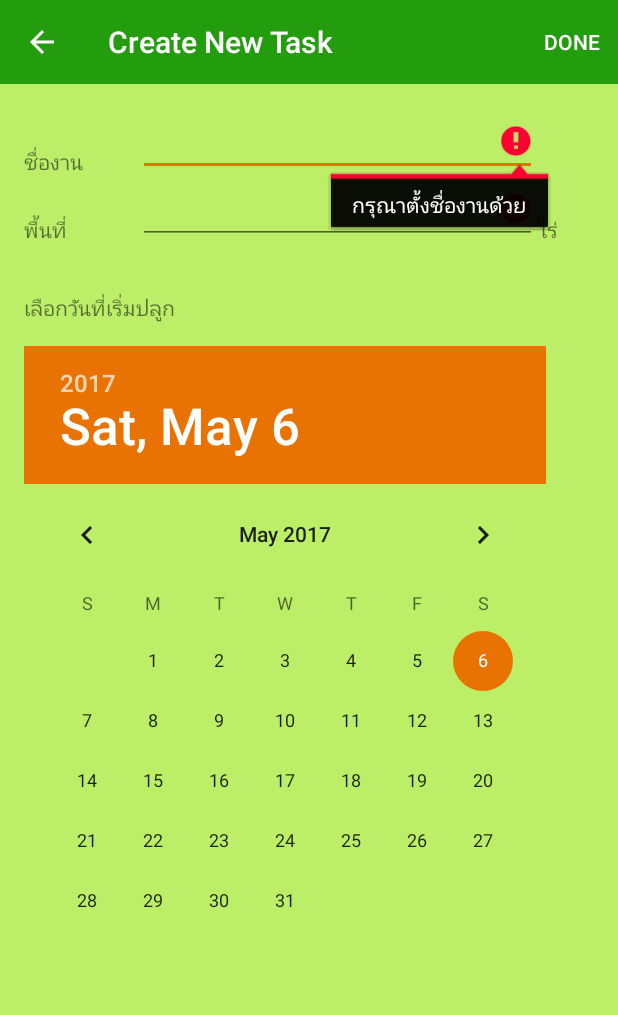
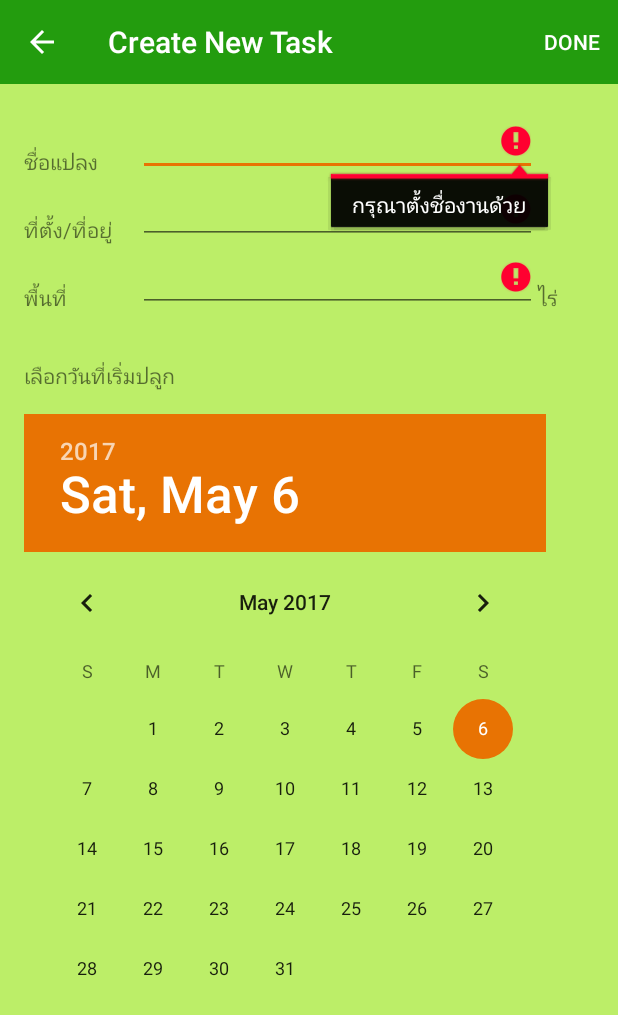
Before and after one commit to bnitelf/FertilizerForLatex, an Android app: the StartActivity screen opened directly, with no data from a screen before it, after a tap on "DONE", on a phone screen of 412 x 824 dp. Shown: the top 1015 px of the screen. Run offline under Robolectric (Android 15) with nearby library versions, the phone set to English and light mode, and no system bars.

Commit message:
location

```diff
--- a/app/src/main/java/com/example/puicbr/fertilizerforlatex/StartActivity.java
+++ b/app/src/main/java/com/example/puicbr/fertilizerforlatex/StartActivity.java
@@ -28,6 +28,7 @@ public class StartActivity extends AppCompatActivity {
 
     private RelativeLayout rootContainer = null;
     private EditText edtName = null;
+    private EditText edtArea02=null;
     private EditText edtArea = null;
     private EditText edtAge = null;
     private EditText edtCount = null;
@@ -49,6 +50,7 @@ public class StartActivity extends AppCompatActivity {
         rootContainer = (RelativeLayout) findViewById(R.id.rootContainer);
 
         edtName = (EditText) findViewById(R.id.edit_name);
+        edtArea02= (EditText)findViewById(R.id.edit_area02);
         edtArea = (EditText) findViewById(R.id.edit_area);
         datePicker_start = (DatePicker) findViewById(R.id.datePicker);
         //edtAge = (EditText) findViewById(R.id.edit_age);
@@ -85,15 +87,16 @@ public class StartActivity extends AppCompatActivity {
             if (edtArea.getText().length() == 0) {
                 edtArea.setError("กรุณาใส่พื้นที่จำนวนไร่ด้วย");
             }
-            //if (edtAge.getText().length() == 0) {
-              //  edtAge.setError("กรุณาใส่อายุต้นยางด้วย");
-            //}
+            if (edtArea02.getText().length() == 0) {
+               edtArea02.setError("กรุณาใส่ที่อยู่ของแปลง");
+            }
             //if (edtCount.getText().length() == 0) {
               //  edtCount.setError("กรุณาใส่จำนวนต้นยางด้วย");
             //}
 
-            if (edtName.getText().length() > 0 ||
-                    edtArea.getText().length() > 0) {
+            if (edtName.getText().length() > 0 &&
+                    edtArea.getText().length() > 0&&
+                    edtArea02.getText().length()>0) {
 
                 String taskname = edtName.getText().toString();
                 int area = Integer.parseInt(edtArea.getText().toString());
@@ -108,6 +111,7 @@ public class StartActivity extends AppCompatActivity {
 
                 Task task = new Task();
                 task.name = taskname;
+                task.location = edtArea02.getText().toString();
                 task.rai = area;
                 task.tree_age = DateHelper.GetCurrentTreeAge(start_date);
                 task.tree_amt = FertilizingHelper.calTreeAmountFromArea(area);
--- a/app/src/main/java/com/example/puicbr/fertilizerforlatex/TaskDetailActivity.java
+++ b/app/src/main/java/com/example/puicbr/fertilizerforlatex/TaskDetailActivity.java
@@ -14,6 +14,7 @@ import com.example.puicbr.fertilizerforlatex.model.Task;
 
 public class TaskDetailActivity extends AppCompatActivity {
 
+    private TextView txtArea02 = null;
     private TextView txtRai = null;
     private TextView txtTon = null;
     private TextView txtAgeTreeMonth =null;
@@ -32,6 +33,7 @@ public class TaskDetailActivity extends AppCompatActivity {
         super.onCreate(savedInstanceState);
        setContentView(R.layout.activity_task_detail);
 
+        txtArea02 = (TextView)findViewById(R.id.edit_area02);
         txtTon = (TextView) findViewById(R.id.txt_tree_amt);
         txtAgeTreeMonth = (TextView) findViewById(R.id.txt_tree_age);
         txtDate = (TextView) findViewById(R.id.txt_start_date);
@@ -69,6 +71,7 @@ public class TaskDetailActivity extends AppCompatActivity {
         Task task = dbHelper.selectTaskById(task_id);
 
         txtName.setText(task.name);
+        txtArea02.setText(task.location);
         txtTon.setText(task.tree_amt + " ต้น");
         txtRai.setText(task.rai + " ไร่");
         txtDate.setText(DateHelper.formatDateToDateString(task.start_date));
--- a/app/src/main/res/layout/activity_start.xml
+++ b/app/src/main/res/layout/activity_start.xml
@@ -41,10 +41,34 @@
                     android:layout_height="match_parent"
                     android:layout_weight="2"
                     android:gravity="bottom"
-                    android:text="ชื่องาน" />
+                    android:text="ชื่อแปลง" />
 
                 <EditText
                     android:id="@+id/edit_name"
+                    android:layout_width="0dp"
+                    android:layout_height="wrap_content"
+                    android:layout_weight="7" />
+
+                <TextView
+                    android:layout_width="0dp"
+                    android:layout_height="match_parent"
+                    android:layout_weight="1"/>
+            </LinearLayout>
+
+            <LinearLayout
+                android:layout_width="match_parent"
+                android:layout_height="wrap_content"
+                android:orientation="horizontal">
+
+                <TextView
+                    android:layout_width="0dp"
+                    android:layout_height="match_parent"
+                    android:layout_weight="2"
+                    android:gravity="bottom"
+                    android:text="ที่ตั้ง/ที่อยู่" />
+
+                <EditText
+                    android:id="@+id/edit_area02"
                     android:layout_width="0dp"
                     android:layout_height="wrap_content"
                     android:layout_weight="7" />
```
Also changed, not shown: app/src/main/java/com/example/puicbr/fertilizerforlatex/TaskEditActivity.java (+12 -6 lines), app/src/main/res/layout/activity_task_detail.xml (+18 -0 lines).
